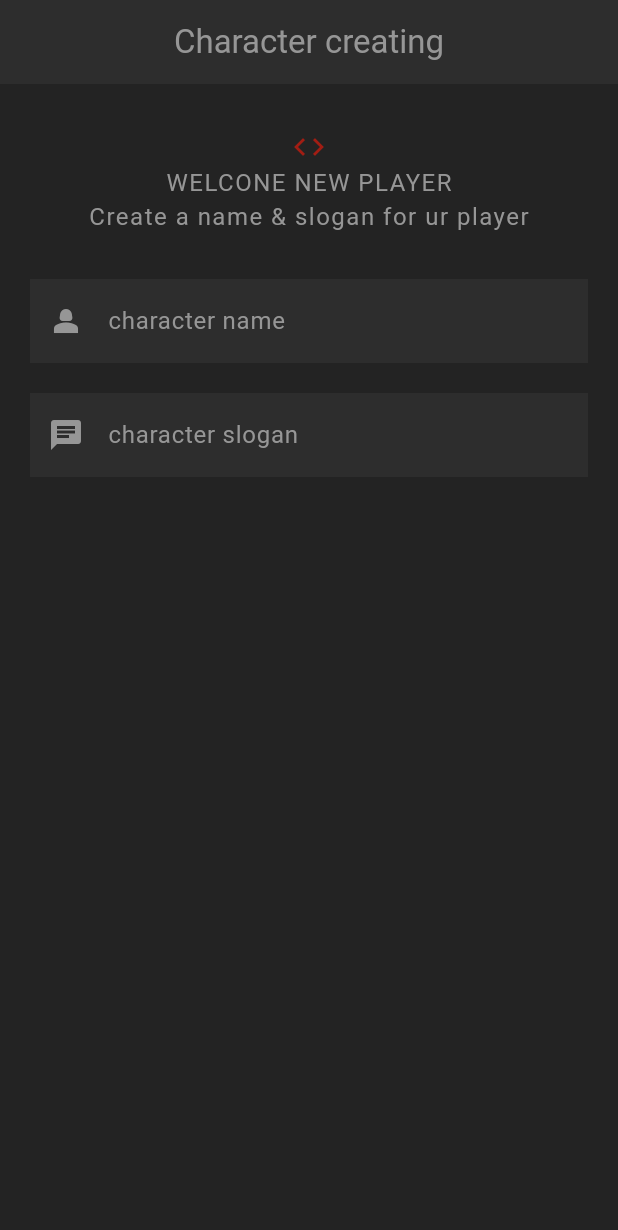
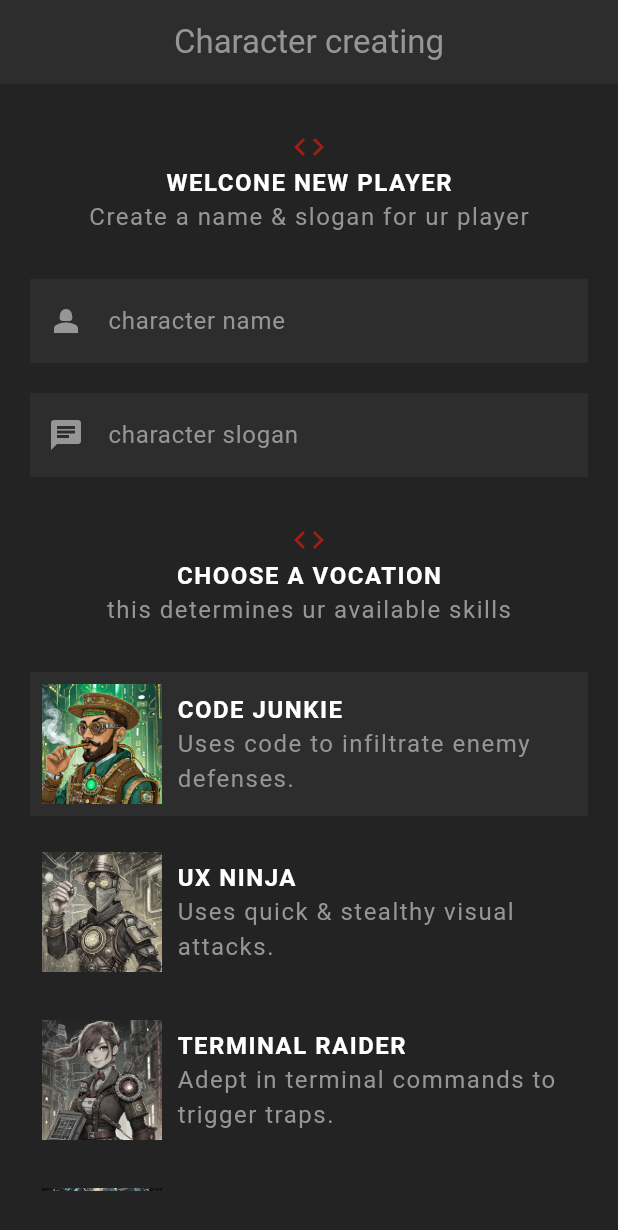
Before and after one commit to eyaaaaamb/flutter_rpg, a Flutter app: the screen it shows after launch, on a phone screen of 412 x 824 dp. Shown: the top 1230 px of the screen. Run offline on Flutter 3.47's test engine with Material 3 defaults, Android fonts, the phone set to English and light mode, and no system bars.

Commit message:
new updates : lesson 45

```diff
--- a/lib/screens/create/create.dart
+++ b/lib/screens/create/create.dart
@@ -1,7 +1,13 @@
 import 'package:flutter/material.dart';
+import 'package:rpg_project/models/character.dart';
+import 'package:uuid/uuid.dart';
+import 'package:rpg_project/models/vocation.dart';
+import 'package:rpg_project/screens/create/vocation_card.dart';
+import 'package:rpg_project/shared/styledBtn.dart';
 import 'package:rpg_project/shared/styled_text.dart';
 import 'package:rpg_project/theme.dart';
 
+var uuid =const Uuid();
 class Create extends StatefulWidget {
   const Create({super.key});
 
@@ -17,8 +23,34 @@ class _CreateState extends State<Create> {
   @override
   void dispose() {
     _nameController.dispose();
-    // TODO: implement dispose
+    _sloganController.dispose();
     super.dispose();
+  }
+  //handling vation sleection
+  Vocation selectedVocation = Vocation.junkie;
+  void updateVocation(Vocation vocation){
+    setState(
+        (){
+          selectedVocation=vocation;
+        }
+    );
+
+  }
+  //submit handler
+  void handleSubmit(){
+    //not empty
+    if(_nameController.text.trim().isEmpty){
+      //show error dialog
+      return;
+    }if(_sloganController.text.trim().isEmpty){
+        //show error dialog
+      return;
+    }
+
+    //add a character to list
+    //trim text
+    characters.add(Character(name: _nameController.text.trim(), slogan: _sloganController.text.trim(), vocation: selectedVocation, id: uuid.v4()));
+
   }
   @override
   Widget build(BuildContext context) {
@@ -29,7 +61,8 @@ class _CreateState extends State<Create> {
       ),
       body:Container(
         padding:const EdgeInsets.symmetric(vertical: 30,horizontal: 20),
-        child:Column(
+        child:SingleChildScrollView(
+          child: Column(
              children:[
               //welcome message
              Center(child:Icon(Icons.code, color: AppColors.primaryColor)),
@@ -56,7 +89,46 @@ class _CreateState extends State<Create> {
                   prefixIcon: Icon(Icons.chat),
                   label:StyledText("character slogan "),)
                ),
+               const SizedBox(height:30),
+               //select voction title
+                Center(child:Icon(Icons.code, color: AppColors.primaryColor)),
+              const  Center(child:StyledHeading('choose a vocation')),
+               const  Center(child:StyledText('this determines ur available skills')),
+               const SizedBox(height: 30),
+               //vocation cards
+
+                VocationCard(
+                  selected: selectedVocation == Vocation.junkie,
+                //we can dont call it onTap
+                onTap:updateVocation,
+                vocation: Vocation.junkie
+                ),
+               VocationCard(
+                selected: selectedVocation == Vocation.ninja,
+                 onTap:updateVocation,
+                vocation: Vocation.ninja),
+               VocationCard(
+                selected: selectedVocation == Vocation.raider,
+                 onTap:updateVocation,
+                 vocation: Vocation.raider),
+               VocationCard(
+                selected: selectedVocation == Vocation.wizard,
+                 onTap:updateVocation,
+                 vocation: Vocation.wizard),
+                 //good luck msg
+                 Center(child:Icon(Icons.code, color: AppColors.primaryColor)),
+              const  Center(child:StyledHeading('good luck')),
+               const  Center(child:StyledText('And enjoy the journey....')),
+               const SizedBox(height: 30),
+               Center(
+                child:Styledbtn(
+                  onPressed: handleSubmit ,
+                 child:  const StyledHeading("Create character "),
+                )
+
+               )
              ],
+          ),
         ),
       ),
 
--- /dev/null
+++ b/lib/screens/create/vocation_card.dart
@@ -0,0 +1,51 @@
+import 'package:flutter/material.dart';
+import 'package:rpg_project/models/vocation.dart';
+import 'package:rpg_project/shared/styled_text.dart';
+import 'package:rpg_project/theme.dart';
+
+class VocationCard extends StatelessWidget {
+  //onTap method
+  const VocationCard({super.key,required this.vocation,required this.onTap,required this.selected});
+  final Vocation vocation;
+  final bool selected;
+final void Function(Vocation) onTap;
+  @override
+  Widget build(BuildContext context) {
+    return GestureDetector(
+      onTap:() {
+        onTap(vocation);
+      },
+      child: Card(
+        //style if selected
+        color:selected ?  AppColors.secondaryColor : Colors.transparent,
+        //we dont apply paddings directlyt o a card we use a padding widget
+        child:Padding(
+          padding: const EdgeInsets.all(8),
+          child:Row(children: [
+
+
+            //vaction img
+            //blending the img ???
+            Image.asset('assets/img/vocations/${vocation.image}',
+            width:80,
+            colorBlendMode: BlendMode.color,
+            //if not selected  style it like this
+            color: !selected ? Color.fromRGBO(255,255,255,0.8) : Colors.transparent,
+            ),
+           const SizedBox(width: 10),
+           Expanded(
+            child: Column(
+              crossAxisAlignment: CrossAxisAlignment.start,
+              children: [
+                StyledHeading(vocation.title),
+                StyledText(vocation.description),
+              ],
+            )
+           )
+          ],)
+
+        )
+      ),
+    );
+  }
+}
--- a/lib/shared/styled_text.dart
+++ b/lib/shared/styled_text.dart
@@ -20,8 +20,7 @@ class StyledHeading extends StatelessWidget {
 
   @override
   Widget build(BuildContext context) {
-    return Text(text.toUpperCase())
-   ;
+  return Text(text.toUpperCase(), style: TextStyle(fontWeight: FontWeight.bold,color:Colors.white));
   }
 }
 
--- a/pubspec.yaml
+++ b/pubspec.yaml
@@ -34,6 +34,7 @@ dependencies:
   # The following adds the Cupertino Icons font to your application.
   # Use with the CupertinoIcons class for iOS style icons.
   cupertino_icons: ^1.0.8
+  uuid: ^4.5.1
 
 dev_dependencies:
   flutter_test:
```
Also changed, not shown: pubspec.lock. Lines whose indentation alone changed are shown as unchanged.
